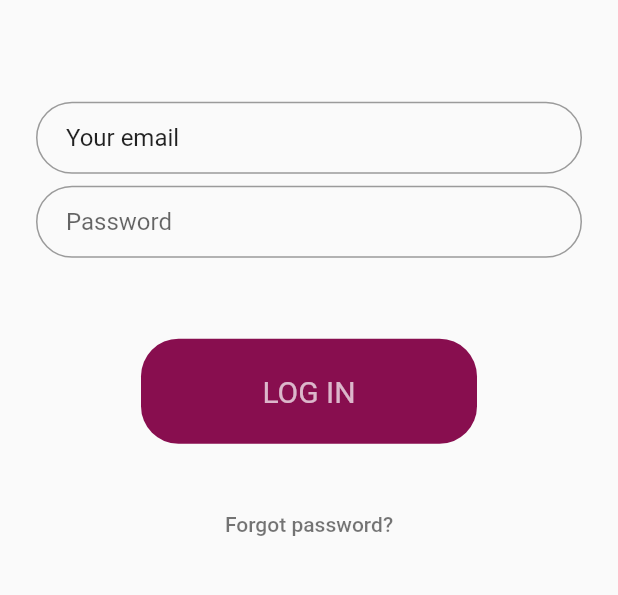
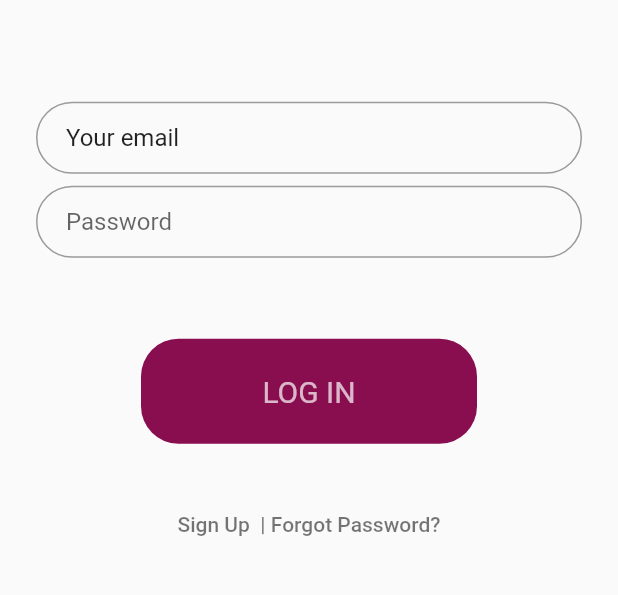
Before and after one commit to WafaWaheedaS/myummahcircle, a Flutter app: the screen it shows after launch, after a tap on "LOG IN", on a phone screen of 412 x 824 dp, the part 493-1088 px from its top. Run offline on Flutter 3.47's test engine with Material 2 defaults, Android fonts, the light colour scheme and no system bars; missing offline and left inert: search_widget.

Commit message:
Add sign up to login screen

```diff
--- a/lib/pages/login_page.dart
+++ b/lib/pages/login_page.dart
@@ -1,6 +1,7 @@
 import 'package:flutter/material.dart';
 import 'package:sisters_of_islam_qatar/constants.dart';
 import 'package:sisters_of_islam_qatar/pages/home_page.dart';
+import 'package:sisters_of_islam_qatar/pages/sign_up_page.dart';
 
 class LoginPage extends StatelessWidget {
   @override
@@ -66,6 +67,17 @@ class LoginPage extends StatelessWidget {
       onPressed: () {},
     );
 
+    final signUp = FlatButton(
+      child: Text(
+        'Sign Up  | Forgot Password?',
+        style: TextStyle(color: Colors.black54),
+      ),
+      onPressed: () => Navigator.push(
+        context,
+        MaterialPageRoute(builder: (context) => SignUpPage()),
+      ),
+    );
+
     return Scaffold(
       appBar: AppBar(
         backgroundColor: kAppPrimaryColor,
@@ -96,7 +108,7 @@ class LoginPage extends StatelessWidget {
             password,
             SizedBox(height: 24.0),
             loginButton,
-            forgotPassword
+            signUp,
           ],
         ),
       ),
```
